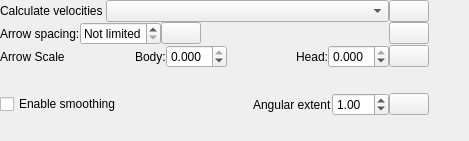
Before: the Qt Designer form src/qt-widgets/VelocityFieldCalculatorLayerOptionsWidgetUi.ui in GPlates/GPlates, drawn with Qt 5.
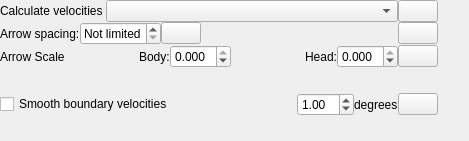
After: the same form once the commit is applied. Icons and pictures are not drawn.

Commit message: (trunk) Terra velocity export supports boundary velocity smoothing.

Diff of the .ui file:
```diff
--- a/src/qt-widgets/VelocityFieldCalculatorLayerOptionsWidgetUi.ui
+++ b/src/qt-widgets/VelocityFieldCalculatorLayerOptionsWidgetUi.ui
@@ -249,7 +249,7 @@
         <item>
          <widget class="QCheckBox" name="velocity_smoothing_check_box">
           <property name="text">
-           <string>Enable smoothing</string>
+           <string>Smooth boundary velocities</string>
           </property>
          </widget>
         </item>
@@ -275,13 +275,6 @@
              </property>
             </spacer>
            </item>
-           <item>
-            <widget class="QLabel" name="velocity_smoothing_distance_label">
-             <property name="text">
-              <string>Angular extent</string>
-             </property>
-            </widget>
-           </item>
            <item>
             <widget class="QDoubleSpinBox" name="velocity_smoothing_distance_spinbox">
              <property name="minimum">
@@ -298,6 +291,13 @@
              </property>
             </widget>
            </item>
+           <item>
+            <widget class="QLabel" name="velocity_smoothing_degrees_label">
+             <property name="text">
+              <string>degrees</string>
+             </property>
+            </widget>
+           </item>
            <item>
             <widget class="QPushButton" name="push_button_help_velocity_smoothing">
              <property name="toolTip">
```
The commit also changes 6 other files.
